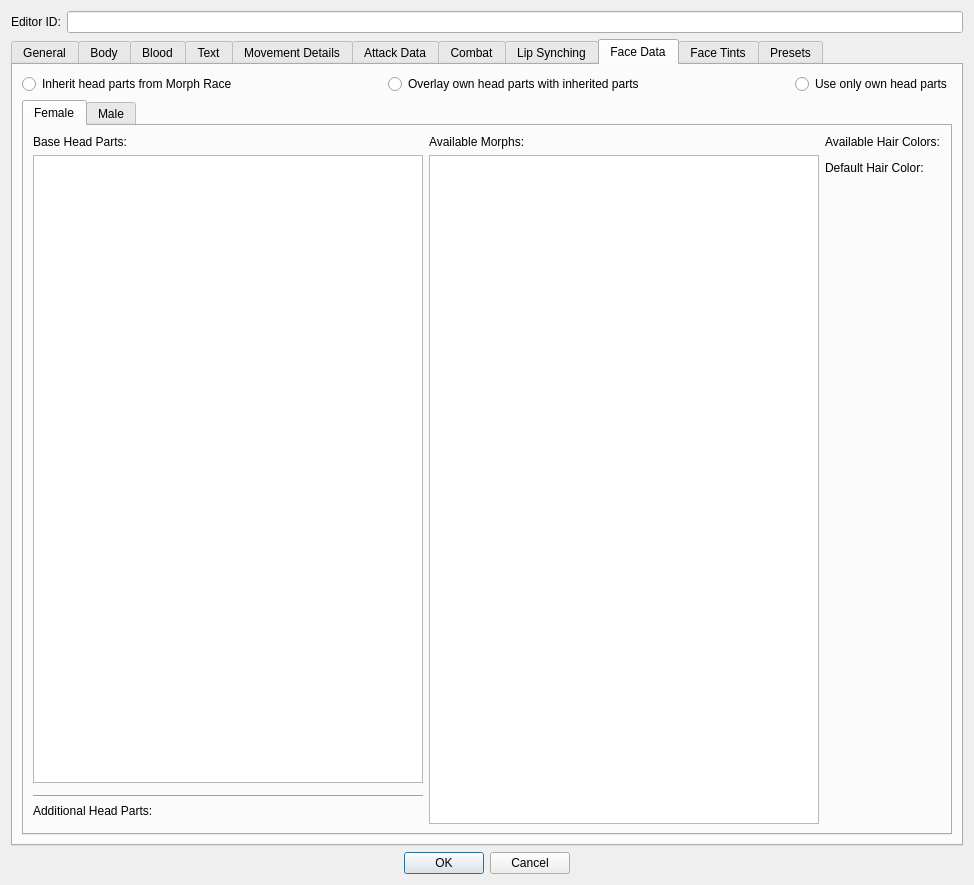
Old version of the form native/src/DovahKit/ui/form_windows/race.ui in the repository DavidJCobb/DovahKit.
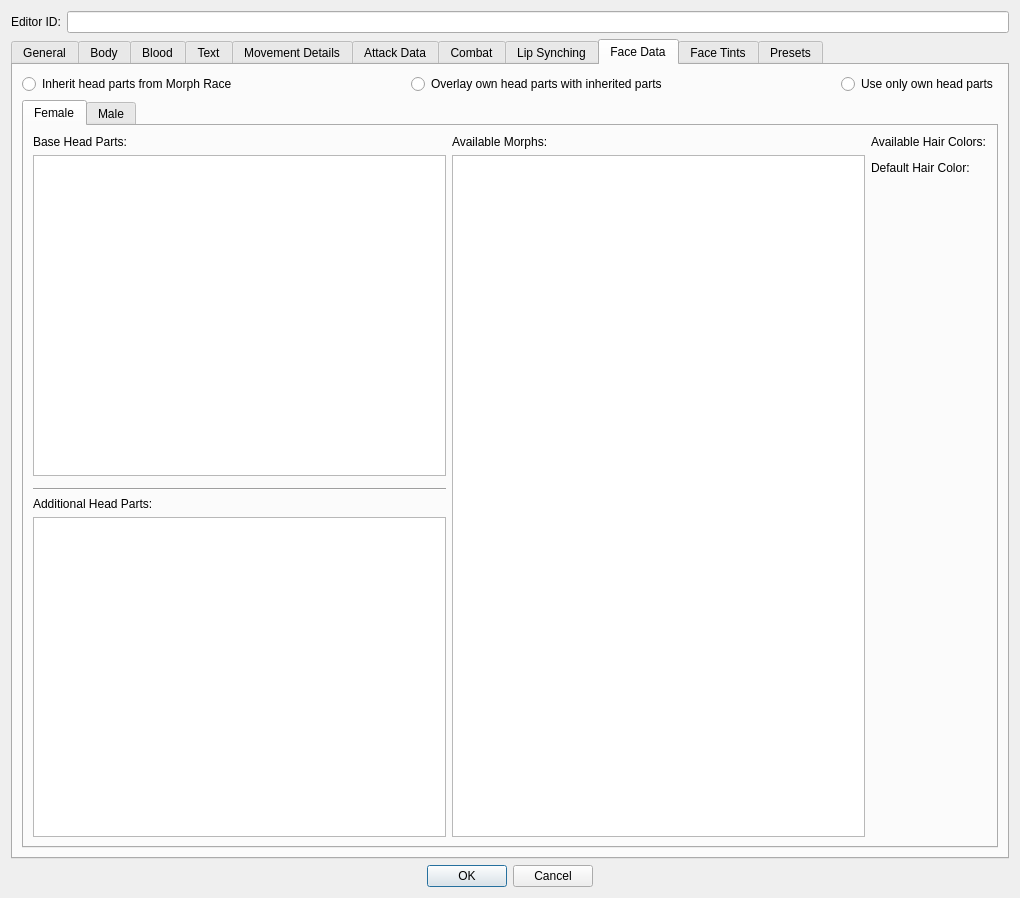
New version of the form. The open tabs and pages were chosen to show the change. Custom widgets are drawn as their Qt base class.

Commit message:
RACE fixes; started work on Race UI
Fixed a mistake where we missed two fields in RACE/DATA.

Started work on the Race UI. Currently the code for the dialog is filled with static assertions.

What changed in the file:
```diff
--- a/native/src/DovahKit/ui/form_windows/race.ui
+++ b/native/src/DovahKit/ui/form_windows/race.ui
@@ -2,6 +2,14 @@
 <ui version="4.0">
  <class>FormDialogRace</class>
  <widget class="QDialog" name="FormDialogRace">
+  <property name="geometry">
+   <rect>
+    <x>0</x>
+    <y>0</y>
+    <width>1020</width>
+    <height>898</height>
+   </rect>
+  </property>
   <property name="windowTitle">
    <string>Race</string>
   </property>
@@ -2421,7 +2429,7 @@
               </widget>
              </item>
              <item>
-              <widget class="DKFormListPane" name="extraHeadPartsF">
+              <widget class="QTableView" name="extraHeadPartsF">
                <property name="whatsThis">
                 <string>Here, you can list HeadParts from the &quot;Misc&quot; category for actors of this race and sex to use by default. For example, Mouth HeadParts are used to define the inside of characters' mouths, and would go in this list.</string>
                </property>
```
Left out of the diff: 150 changed lines with no effect on the pictures. The commit also changes 5 other files.
